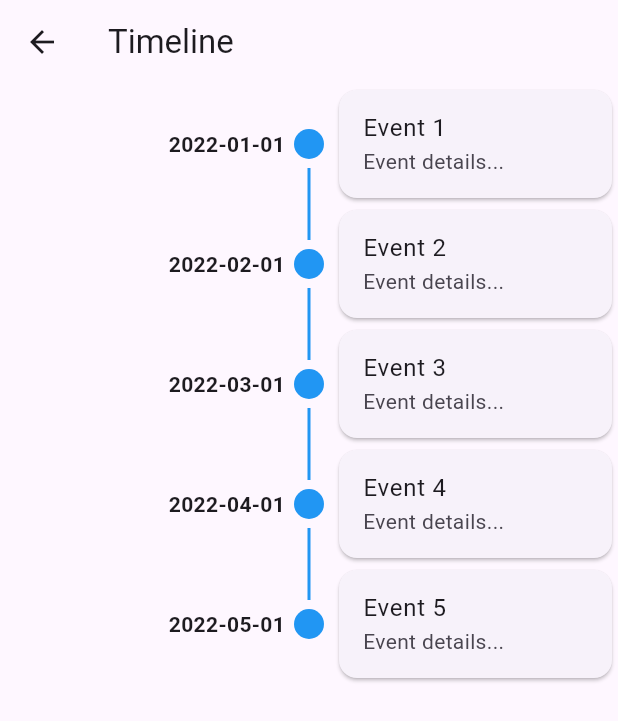
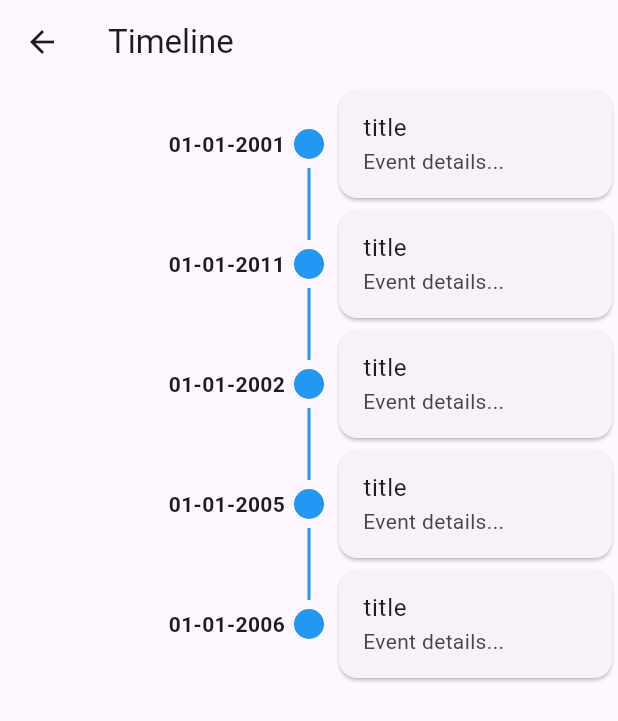
Before and after one commit to anycode-pk/bitnbuild-front, a Flutter app: the TimelineView screen opened directly, on a phone screen of 412 x 824 dp. Shown: the top 721 px of the screen. Run offline on Flutter 3.47's test engine with Material 3 defaults, Android fonts, the phone set to English and light mode, and no system bars; drawn by our look-alikes of timeline_tile; network calls fail.

Commit message:
Timeline improvements

```diff
--- /dev/null
+++ b/lib/event.dart
@@ -0,0 +1,57 @@
+class Event {
+  final int eventId;
+  final int moduleId;
+  final String date;
+  final String title;
+  final String imageUrl;
+  final String description;
+
+  Event({
+    required this.eventId,
+    required this.moduleId,
+    required this.date,
+    required this.title,
+    required this.imageUrl,
+    required this.description,
+  });
+}
+
+class EventPlaceholder {
+  static List<Event> list = [
+    Event(
+        eventId: 0,
+        moduleId: 0,
+        date: "01-01-2001",
+        title: "title",
+        imageUrl: "https://picsum.photos/seed/picsum/200",
+        description: "description"),
+    Event(
+        eventId: 1,
+        moduleId: 0,
+        date: "01-01-2011",
+        title: "title",
+        imageUrl: "https://picsum.photos/seed/picsum/200",
+        description: "description"),
+    Event(
+        eventId: 2,
+        moduleId: 0,
+        date: "01-01-2002",
+        title: "title",
+        imageUrl: "https://picsum.photos/seed/picsum/200",
+        description: "description"),
+    Event(
+        eventId: 3,
+        moduleId: 0,
+        date: "01-01-2005",
+        title: "title",
+        imageUrl: "https://picsum.photos/seed/picsum/200",
+        description: "description"),
+    Event(
+        eventId: 4,
+        moduleId: 0,
+        date: "01-01-2006",
+        title: "title",
+        imageUrl: "https://picsum.photos/seed/picsum/200",
+        description: "description"),
+  ];
+}
--- /dev/null
+++ b/lib/timeline/timeline_event.dart
@@ -0,0 +1,21 @@
+import 'package:flutter/material.dart';
+import '../event.dart';
+
+class TimelineEvent extends StatelessWidget {
+  final Event event;
+
+  const TimelineEvent({super.key, required this.event});
+
+  @override
+  Widget build(BuildContext context) {
+    return SizedBox(
+      width: 200, // Fixed width for the card
+      child: Card(
+        child: ListTile(
+          title: Text(event.title),
+          subtitle: const Text('Event details...'),
+        ),
+      ),
+    );
+  }
+}
--- /dev/null
+++ b/lib/timeline/timeline_tile_widget.dart
@@ -0,0 +1,47 @@
+import 'package:flutter/material.dart';
+import 'package:timeline_tile/timeline_tile.dart';
+import '../event.dart';
+import 'timeline_event.dart';
+
+class TimelineTileWidget extends StatelessWidget {
+  final Event event;
+  final bool isFirst;
+  final bool isLast;
+
+  const TimelineTileWidget(
+      {super.key,
+      required this.event,
+      required this.isFirst,
+      required this.isLast});
+
+  @override
+  Widget build(BuildContext context) {
+    return TimelineTile(
+      isFirst: isFirst,
+      isLast: isLast,
+      alignment: TimelineAlign.center,
+      indicatorStyle: const IndicatorStyle(
+        width: 20,
+        color: Colors.blue,
+        padding: EdgeInsets.all(6),
+      ),
+      beforeLineStyle: const LineStyle(
+        color: Colors.blue,
+        thickness: 2,
+      ),
+      startChild: Align(
+        alignment: Alignment.centerRight,
+        child: Text(
+          event.date,
+          style: const TextStyle(fontWeight: FontWeight.bold),
+        ),
+      ),
+      endChild: Align(
+        alignment: Alignment.centerLeft,
+        child: TimelineEvent(
+          event: event,
+        ),
+      ),
+    );
+  }
+}
--- a/lib/timeline/timeline_view.dart
+++ b/lib/timeline/timeline_view.dart
@@ -1,8 +1,10 @@
 import 'package:flutter/material.dart';
-import 'package:timeline_tile/timeline_tile.dart';
+
+import 'timeline_tile_widget.dart';
+import '../event.dart';
 
 class TimelineView extends StatelessWidget {
-  const TimelineView({Key? key}) : super(key: key);
+  const TimelineView({super.key});
 
   @override
   Widget build(BuildContext context) {
@@ -11,55 +13,13 @@ class TimelineView extends StatelessWidget {
         title: const Text('Timeline'),
       ),
       body: ListView.builder(
-        itemCount: 5, // Example item count
+        itemCount: EventPlaceholder.list.length,
         itemBuilder: (context, index) {
-          // Dummy data for dates and titles
-          List<String> dates = [
-            '2022-01-01',
-            '2022-02-01',
-            '2022-03-01',
-            '2022-04-01',
-            '2022-05-01'
-          ];
-          List<String> titles = [
-            'Event 1',
-            'Event 2',
-            'Event 3',
-            'Event 4',
-            'Event 5'
-          ];
-          return TimelineTile(
-              alignment: TimelineAlign.center,
-              isFirst: index == 0,
-              isLast: index == 4,
-              indicatorStyle: const IndicatorStyle(
-                width: 20,
-                color: Colors.blue,
-                padding: EdgeInsets.all(6),
-              ),
-              beforeLineStyle: const LineStyle(
-                color: Colors.blue,
-                thickness: 2,
-              ),
-              startChild: Align(
-                alignment: Alignment.centerRight,
-                child: Text(
-                  dates[index],
-                  style: const TextStyle(fontWeight: FontWeight.bold),
-                ),
-              ),
-              endChild: Align(
-                alignment: Alignment.centerLeft,
-                child: SizedBox(
-                  width: 200, // Fixed width for the card
-                  child: Card(
-                    child: ListTile(
-                      title: Text(titles[index]),
-                      subtitle: const Text('Event details...'),
-                    ),
-                  ),
-                ),
-              ));
+          return TimelineTileWidget(
+            isFirst: index == 0,
+            isLast: index == EventPlaceholder.list.length - 1,
+            event: EventPlaceholder.list[index],
+          );
         },
       ),
     );
```
